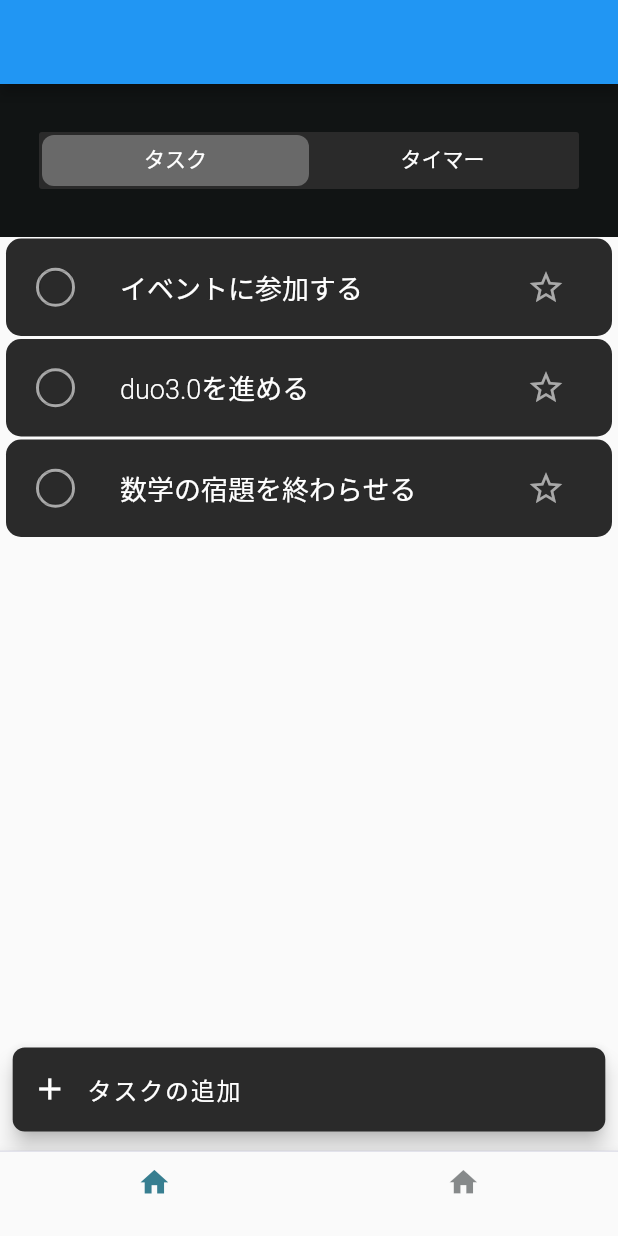
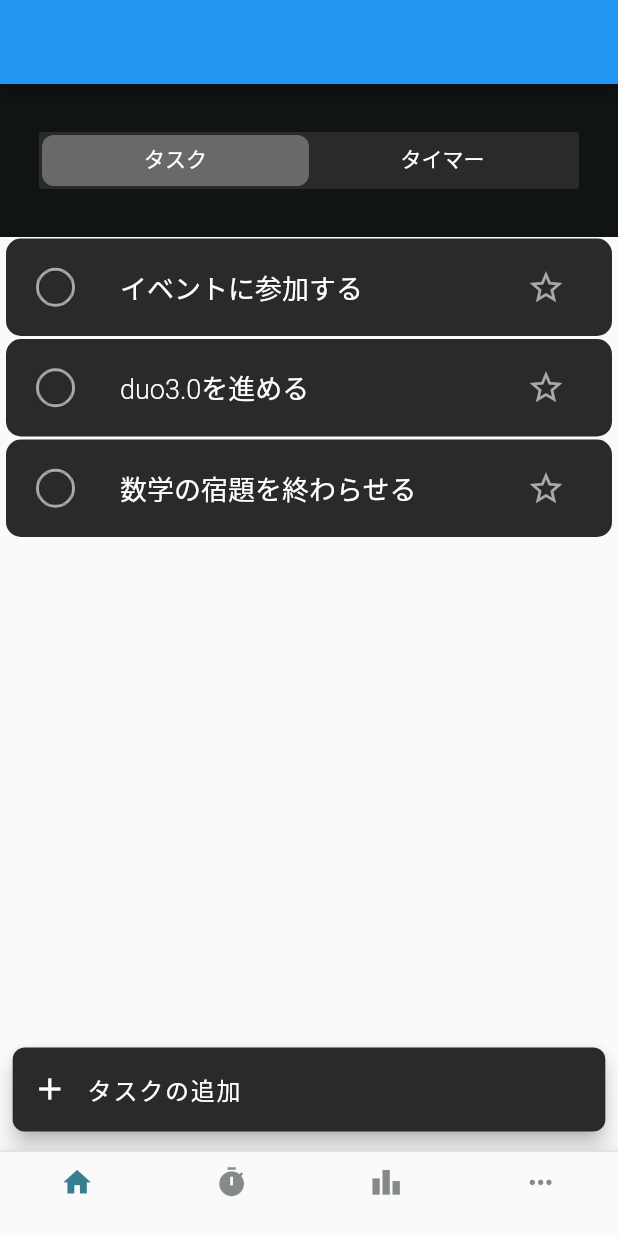
Before and after one commit to Issei-Hiramatsu/sakura-simulation, a Flutter app: the screen it shows after launch, on a phone screen of 412 x 824 dp. Run offline on Flutter 3.47's test engine with Material 2 defaults, Android fonts, the phone set to English and light mode, and no system bars; our stand-ins replace flutter_hooks, flutter_screenutil, freezed_annotation, hooks_riverpod.

Commit message:
update: bottom_navigation icon

```diff
--- a/mobile/lib/component/shared/single/bottom_navigation/bottom_navigation.dart
+++ b/mobile/lib/component/shared/single/bottom_navigation/bottom_navigation.dart
@@ -18,9 +18,21 @@ class BottomNavigation extends StatelessWidget {
         unselectedItemColor: lowEmphasis.withOpacity(0.5),
         items: [
           BottomNavigationBarItem(
-              icon: Icon(Icons.home, size: 21.sp), label: ''),
+            icon: Icon(Icons.home, size: 21.sp),
+            label: '',
+          ),
           BottomNavigationBarItem(
-              icon: Icon(Icons.home, size: 21.sp), label: ''),
+            icon: Icon(Icons.timer, size: 21.sp),
+            label: '',
+          ),
+          BottomNavigationBarItem(
+            icon: Icon(Icons.leaderboard, size: 21.sp),
+            label: '',
+          ),
+          BottomNavigationBarItem(
+            icon: Icon(Icons.more_horiz, size: 21.sp),
+            label: '',
+          ),
         ],
       ),
     );
```
